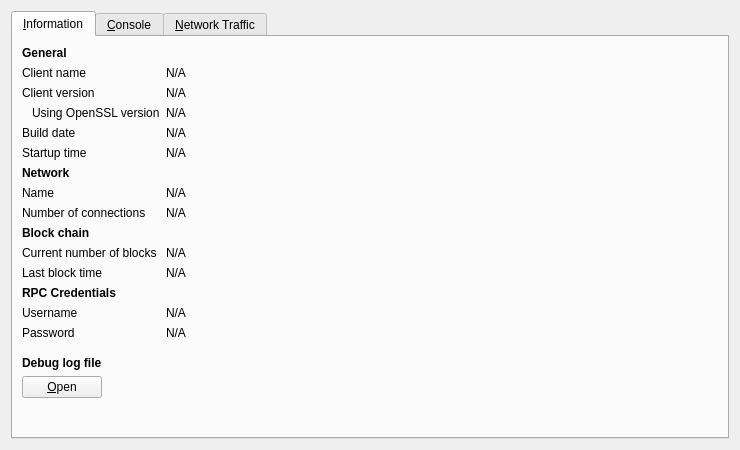
Qt form src/qt/forms/rpcconsole.ui (DGCDev/digitalcoin) before a commit.
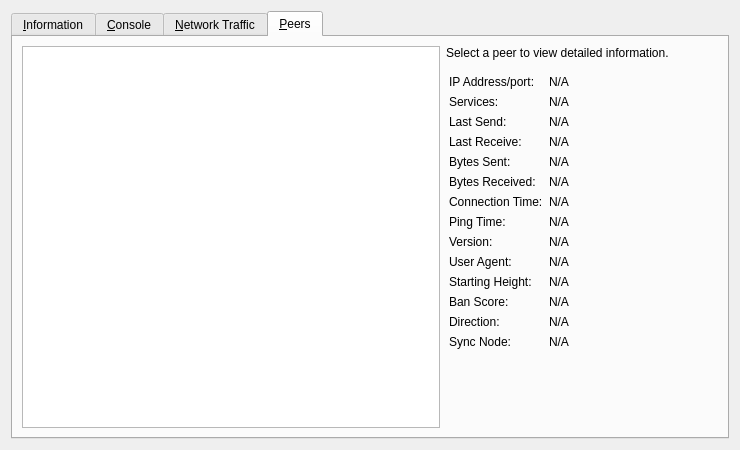
The same form after that commit. The open tabs and pages were chosen to show the change. Icons and pictures are not drawn. Custom widgets are drawn as their Qt base class.

Commit message: Qt: Add GUI view of peer information. #4133

```diff
--- a/src/qt/forms/rpcconsole.ui
+++ b/src/qt/forms/rpcconsole.ui
@@ -708,6 +708,281 @@
        </item>
       </layout>
      </widget>
+	  <widget class="QWidget" name="tab_peers">
+      <attribute name="title">
+       <string>&amp;Peers</string>
+      </attribute>
+      <layout class="QGridLayout" name="gridLayout_2">
+       <item row="0" column="1">
+        <widget class="QLabel" name="peerHeading">
+         <property name="sizePolicy">
+          <sizepolicy hsizetype="Preferred" vsizetype="Minimum">
+           <horstretch>0</horstretch>
+           <verstretch>0</verstretch>
+          </sizepolicy>
+         </property>
+         <property name="text">
+          <string>Select a peer to view detailed information.</string>
+         </property>
+         <property name="margin">
+          <number>3</number>
+         </property>
+        </widget>
+       </item>
+       <item row="0" column="0" rowspan="2">
+        <widget class="QTableView" name="peerWidget">
+         <property name="sizePolicy">
+          <sizepolicy hsizetype="Expanding" vsizetype="Expanding">
+           <horstretch>0</horstretch>
+           <verstretch>0</verstretch>
+          </sizepolicy>
+         </property>
+         <property name="horizontalScrollBarPolicy">
+          <enum>Qt::ScrollBarAlwaysOff</enum>
+         </property>
+         <property name="editTriggers">
+          <set>QAbstractItemView::AnyKeyPressed|QAbstractItemView::DoubleClicked|QAbstractItemView::EditKeyPressed</set>
+         </property>
+         <property name="sortingEnabled">
+          <bool>true</bool>
+         </property>
+        </widget>
+       </item>
+       <item row="1" column="1">
+        <widget class="QWidget" name="detailWidget" native="true">
+         <property name="sizePolicy">
+          <sizepolicy hsizetype="Preferred" vsizetype="Expanding">
+           <horstretch>0</horstretch>
+           <verstretch>0</verstretch>
+          </sizepolicy>
+         </property>
+         <layout class="QGridLayout" name="gridLayout_3">
+          <property name="leftMargin">
+           <number>3</number>
+          </property>
+          <item row="12" column="0">
+           <widget class="QLabel" name="label_21">
+            <property name="text">
+             <string>Version:</string>
+            </property>
+           </widget>
+          </item>
+          <item row="11" column="1">
+           <widget class="QLabel" name="peerPingTime">
+            <property name="text">
+             <string>N/A</string>
+            </property>
+           </widget>
+          </item>
+          <item row="5" column="0">
+           <widget class="QLabel" name="label_19">
+            <property name="text">
+             <string>Last Receive:</string>
+            </property>
+           </widget>
+          </item>
+          <item row="14" column="0">
+           <widget class="QLabel" name="label_28">
+            <property name="text">
+             <string>User Agent:</string>
+            </property>
+           </widget>
+          </item>
+          <item row="12" column="1">
+           <widget class="QLabel" name="peerVersion">
+            <property name="text">
+             <string>N/A</string>
+            </property>
+           </widget>
+          </item>
+          <item row="8" column="1">
+           <widget class="QLabel" name="peerConnTime">
+            <property name="minimumSize">
+             <size>
+              <width>160</width>
+              <height>0</height>
+             </size>
+            </property>
+            <property name="text">
+             <string>N/A</string>
+            </property>
+           </widget>
+          </item>
+          <item row="11" column="0">
+           <widget class="QLabel" name="label_26">
+            <property name="text">
+             <string>Ping Time:</string>
+            </property>
+           </widget>
+          </item>
+          <item row="5" column="1">
+           <widget class="QLabel" name="peerLastRecv">
+            <property name="sizePolicy">
+             <sizepolicy hsizetype="Preferred" vsizetype="Preferred">
+              <horstretch>0</horstretch>
+              <verstretch>0</verstretch>
+             </sizepolicy>
+            </property>
+            <property name="text">
+             <string>N/A</string>
+            </property>
+           </widget>
+          </item>
+          <item row="8" column="0">
+           <widget class="QLabel" name="label_22">
+            <property name="text">
+             <string>Connection Time:</string>
+            </property>
+           </widget>
+          </item>
+          <item row="6" column="1">
+           <widget class="QLabel" name="peerBytesSent">
+            <property name="text">
+             <string>N/A</string>
+            </property>
+           </widget>
+          </item>
+          <item row="14" column="1">
+           <widget class="QLabel" name="peerSubversion">
+            <property name="text">
+             <string>N/A</string>
+            </property>
+           </widget>
+          </item>
+          <item row="15" column="0">
+           <widget class="QLabel" name="label_29">
+            <property name="text">
+             <string>Starting Height:</string>
+            </property>
+           </widget>
+          </item>
+          <item row="7" column="1">
+           <widget class="QLabel" name="peerBytesRecv">
+            <property name="text">
+             <string>N/A</string>
+            </property>
+           </widget>
+          </item>
+          <item row="6" column="0">
+           <widget class="QLabel" name="label_18">
+            <property name="text">
+             <string>Bytes Sent:</string>
+            </property>
+           </widget>
+          </item>
+          <item row="7" column="0">
+           <widget class="QLabel" name="label_20">
+            <property name="text">
+             <string>Bytes Received:</string>
+            </property>
+           </widget>
+          </item>
+          <item row="15" column="1">
+           <widget class="QLabel" name="peerHeight">
+            <property name="text">
+             <string>N/A</string>
+            </property>
+           </widget>
+          </item>
+          <item row="16" column="0">
+           <widget class="QLabel" name="label_24">
+            <property name="text">
+             <string>Ban Score:</string>
+            </property>
+           </widget>
+          </item>
+          <item row="16" column="1">
+           <widget class="QLabel" name="peerBanScore">
+            <property name="text">
+             <string>N/A</string>
+            </property>
+           </widget>
+          </item>
+          <item row="17" column="0">
+           <widget class="QLabel" name="label_23">
+            <property name="text">
+             <string>Direction:</string>
+            </property>
+           </widget>
+          </item>
+          <item row="17" column="1">
+           <widget class="QLabel" name="peerDirection">
+            <property name="text">
+             <string>N/A</string>
+            </property>
+           </widget>
+          </item>
+          <item row="19" column="0">
+           <widget class="QLabel" name="label_25">
+            <property name="text">
+             <string>Sync Node:</string>
+            </property>
+           </widget>
+          </item>
+          <item row="19" column="1">
+           <widget class="QLabel" name="peerSyncNode">
+            <property name="text">
+             <string>N/A</string>
+            </property>
+           </widget>
+          </item>
+          <item row="3" column="0">
+           <widget class="QLabel" name="label_15">
+            <property name="text">
+             <string>Last Send:</string>
+            </property>
+           </widget>
+          </item>
+          <item row="2" column="0">
+           <widget class="QLabel" name="label_4">
+            <property name="text">
+             <string>Services:</string>
+            </property>
+           </widget>
+          </item>
+          <item row="1" column="0">
+           <widget class="QLabel" name="label_27">
+            <property name="text">
+             <string>IP Address/port:</string>
+            </property>
+           </widget>
+          </item>
+          <item row="3" column="1">
+           <widget class="QLabel" name="peerLastSend">
+            <property name="text">
+             <string>N/A</string>
+            </property>
+           </widget>
+          </item>
+          <item row="2" column="1">
+           <widget class="QLabel" name="peerServices">
+            <property name="text">
+             <string>N/A</string>
+            </property>
+           </widget>
+          </item>
+          <item row="1" column="1">
+           <widget class="QLabel" name="peerAddr">
+            <property name="text">
+             <string>N/A</string>
+            </property>
+           </widget>
+          </item>
+          <item row="20" column="0">
+           <widget class="QWidget" name="widget" native="true">
+            <property name="sizePolicy">
+             <sizepolicy hsizetype="Preferred" vsizetype="Expanding">
+              <horstretch>0</horstretch>
+              <verstretch>0</verstretch>
+             </sizepolicy>
+            </property>
+           </widget>
+          </item>
+         </layout>
+        </widget>
+       </item>
+      </layout>
+	 </widget>
     </widget>
    </item>
   </layout>
```
The commit also changes 9 other files.
